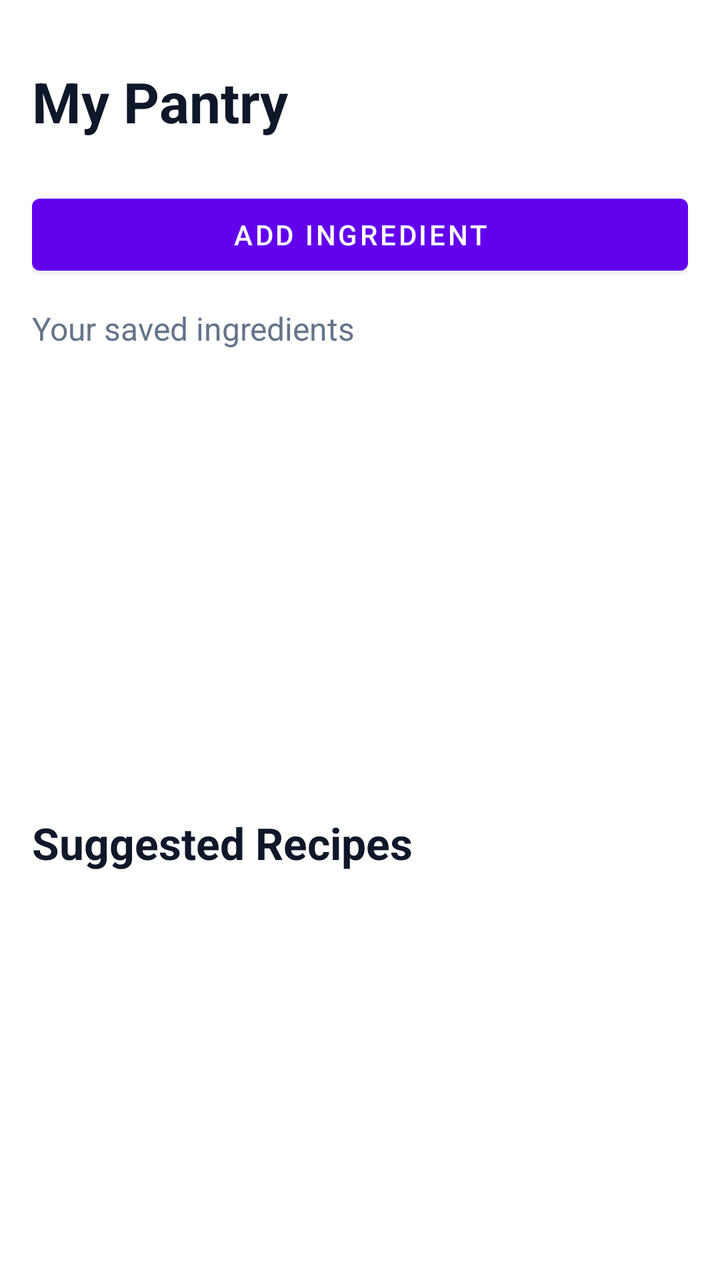
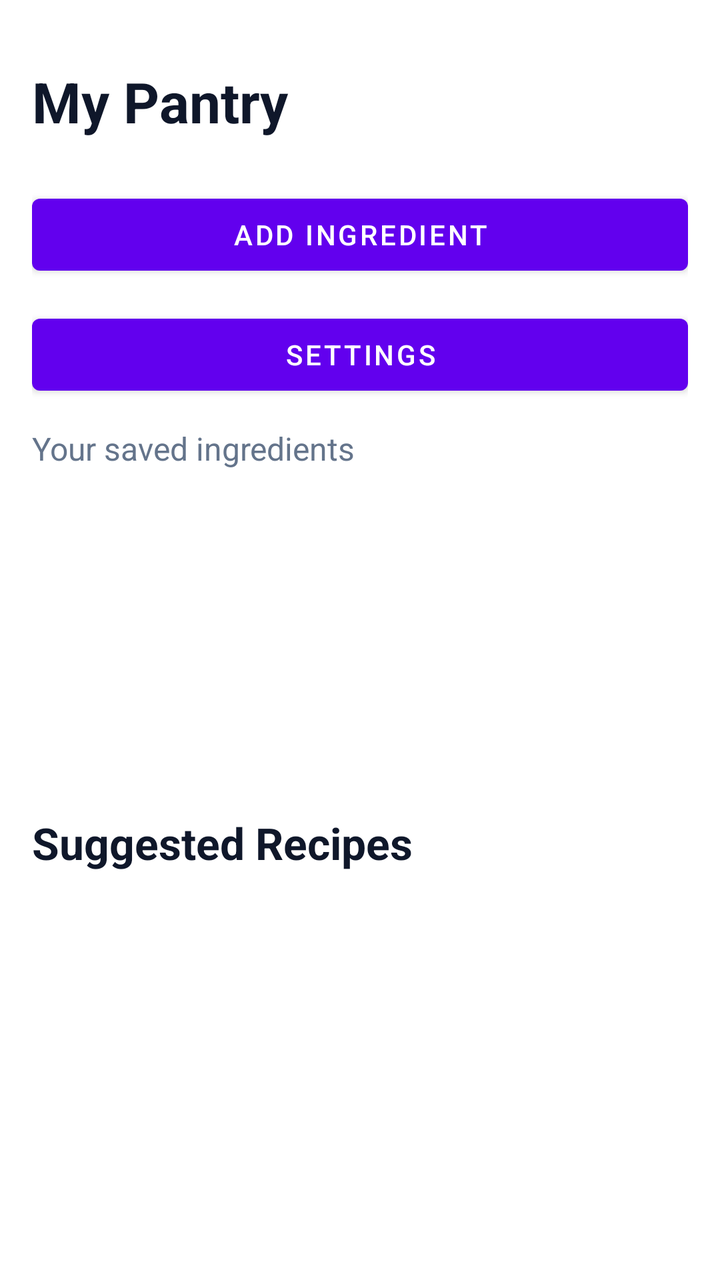

Two renders of the same Android screen: before a commit and after it. Below are the layout's source before the change and the commit's diff.
<!-- AndroidManifest.xml: application theme Theme.SmartPantryManagement -->
<!-- res/layout/activity_main.xml -->
<?xml version="1.0" encoding="utf-8"?>
<LinearLayout xmlns:android="http://schemas.android.com/apk/res/android"
    android:id="@+id/main"
    android:layout_width="match_parent"
    android:layout_height="match_parent"
    android:orientation="vertical"
    android:padding="16dp"
    android:background="#FFFFFF">

    <TextView
        android:id="@+id/textPantryTitle"
        android:layout_width="match_parent"
        android:layout_height="wrap_content"
        android:layout_marginTop="8dp"
        android:layout_marginBottom="8dp"
        android:paddingTop="8dp"
        android:paddingBottom="8dp"
        android:text="My Pantry"
        android:textColor="#0F172A"
        android:textSize="28sp"
        android:textStyle="bold"
        android:gravity="start|center_vertical"
        android:includeFontPadding="true"
        android:maxLines="2"
        android:ellipsize="none" />

    <Button
        android:id="@+id/buttonAddIngredient"
        android:layout_width="match_parent"
        android:layout_height="wrap_content"
        android:layout_marginTop="8dp"
        android:text="Add Ingredient" />

    <TextView
        android:id="@+id/textPantrySubtitle"
        android:layout_width="match_parent"
        android:layout_height="wrap_content"
        android:layout_marginTop="12dp"
        android:layout_marginBottom="12dp"
        android:text="Your saved ingredients"
        android:textSize="16sp"
        android:textColor="#64748B" />

    <TextView
        android:id="@+id/textEmptyPantry"
        android:layout_width="match_parent"
        android:layout_height="wrap_content"
        android:gravity="center"
        android:padding="24dp"
        android:text="Your pantry is empty. Add an ingredient to get started."
        android:textSize="16sp"
        android:textColor="#64748B"
        android:visibility="gone" />

    <androidx.recyclerview.widget.RecyclerView
        android:id="@+id/recyclerPantry"
        android:layout_width="match_parent"
        android:layout_height="0dp"
        android:layout_weight="1"
        android:clipToPadding="false"
        android:paddingBottom="8dp" />

    <TextView
        android:id="@+id/textRecipeSuggestionsTitle"
        android:layout_width="match_parent"
        android:layout_height="wrap_content"
        android:layout_marginTop="12dp"
        android:layout_marginBottom="8dp"
        android:text="Suggested Recipes"
        android:textColor="#0F172A"
        android:textSize="22sp"
        android:textStyle="bold" />

    <TextView
        android:id="@+id/textEmptyRecipes"
        android:layout_width="match_parent"
        android:layout_height="wrap_content"
        android:padding="8dp"
        android:text="No recipes match your pantry ingredients yet."
        android:textColor="#64748B"
        android:textSize="14sp"
        android:visibility="gone" />

    <androidx.recyclerview.widget.RecyclerView
        android:id="@+id/recyclerRecipes"
        android:layout_width="match_parent"
        android:layout_height="180dp"
        android:clipToPadding="false"
        android:paddingBottom="8dp" />

</LinearLayout>
<!-- resources referenced by this layout -->
<resources>
  <style name="Theme.SmartPantryManagement" parent="Theme.MaterialComponents.DayNight.DarkActionBar">
          
          <item name="colorPrimary">@color/purple_500</item>
          <item name="colorPrimaryVariant">@color/purple_700</item>
          <item name="colorOnPrimary">@color/white</item>
          
          <item name="colorSecondary">@color/teal_200</item>
          <item name="colorSecondaryVariant">@color/teal_700</item>
          <item name="colorOnSecondary">@color/black</item>
          
          <item name="android:statusBarColor">?attr/colorPrimaryVariant</item>
          
      </style>
  <color name="purple_500">#FF6200EE</color>
  <color name="purple_700">#FF3700B3</color>
  <color name="white">#FFFFFFFF</color>
  <color name="teal_200">#FF03DAC5</color>
  <color name="teal_700">#FF018786</color>
  <color name="black">#FF000000</color>
</resources>

<!-- the commit's change to res/layout/activity_main.xml (unified diff, before → after) -->
@@ -30,6 +30,14 @@
         android:layout_height="wrap_content"
         android:layout_marginTop="8dp"
         android:text="Add Ingredient" />
+
+    <Button
+        android:id="@+id/buttonSettings"
+        android:layout_width="match_parent"
+        android:layout_height="wrap_content"
+        android:text="Settings"
+        android:layout_marginTop="12dp" />
+
 
     <TextView
         android:id="@+id/textPantrySubtitle"
